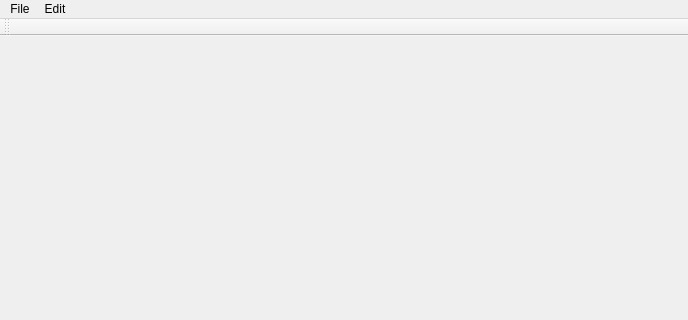
timbaker/scripted, file src/editor/mainwindow.ui: the form before one commit; both pictures show x 0 to 688 and y 0 to 320 of the 688 by 553 pixel window.
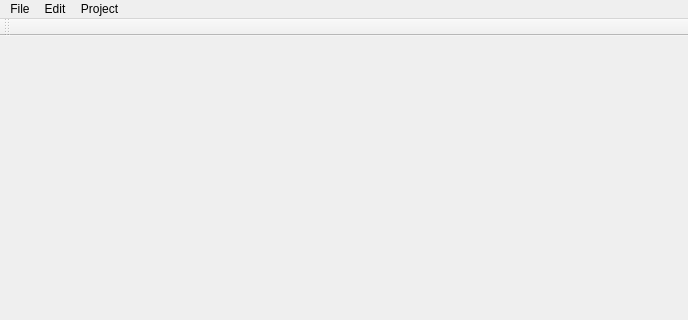
The form after the commit. Icons and pictures are not drawn.

Patch:
```diff
--- a/src/editor/mainwindow.ui
+++ b/src/editor/mainwindow.ui
@@ -41,8 +41,15 @@
     </property>
     <addaction name="actionPreferences"/>
    </widget>
+   <widget class="QMenu" name="menuProject">
+    <property name="title">
+     <string>Project</string>
+    </property>
+    <addaction name="actionEditInputsOutputs"/>
+   </widget>
    <addaction name="menuFile"/>
    <addaction name="menuEdit"/>
+   <addaction name="menuProject"/>
   </widget>
   <widget class="QToolBar" name="mainToolBar">
    <attribute name="toolBarArea">
```
Left out of the diff: 5 changed lines with no effect on the pictures.
